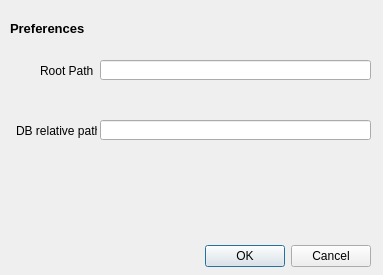
Before: the Qt Designer form RudoManager_prefs.ui in rulosmuchos/RudoManager, drawn with Qt 5.
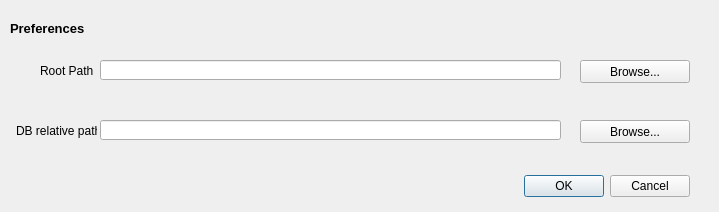
After: the same form once the commit is applied.

Patch:
```diff
--- a/RudoManager_prefs.ui
+++ b/RudoManager_prefs.ui
@@ -6,8 +6,8 @@
    <rect>
     <x>0</x>
     <y>0</y>
-    <width>383</width>
-    <height>275</height>
+    <width>719</width>
+    <height>212</height>
    </rect>
   </property>
   <property name="windowTitle">
@@ -20,8 +20,8 @@
    <property name="geometry">
     <rect>
      <x>30</x>
-     <y>240</y>
-     <width>341</width>
+     <y>170</y>
+     <width>660</width>
      <height>32</height>
     </rect>
    </property>
@@ -37,7 +37,7 @@
     <rect>
      <x>100</x>
      <y>60</y>
-     <width>271</width>
+     <width>461</width>
      <height>20</height>
     </rect>
    </property>
@@ -50,7 +50,7 @@
     <rect>
      <x>100</x>
      <y>120</y>
-     <width>271</width>
+     <width>461</width>
      <height>20</height>
     </rect>
    </property>
@@ -107,6 +107,32 @@
     <string>DB relative path</string>
    </property>
   </widget>
+  <widget class="QPushButton" name="rootBrowseButton">
+   <property name="geometry">
+    <rect>
+     <x>580</x>
+     <y>60</y>
+     <width>110</width>
+     <height>23</height>
+    </rect>
+   </property>
+   <property name="text">
+    <string>Browse...</string>
+   </property>
+  </widget>
+  <widget class="QPushButton" name="dbBrowseButton">
+   <property name="geometry">
+    <rect>
+     <x>580</x>
+     <y>120</y>
+     <width>110</width>
+     <height>23</height>
+    </rect>
+   </property>
+   <property name="text">
+    <string>Browse...</string>
+   </property>
+  </widget>
  </widget>
  <resources/>
  <connections>
```
